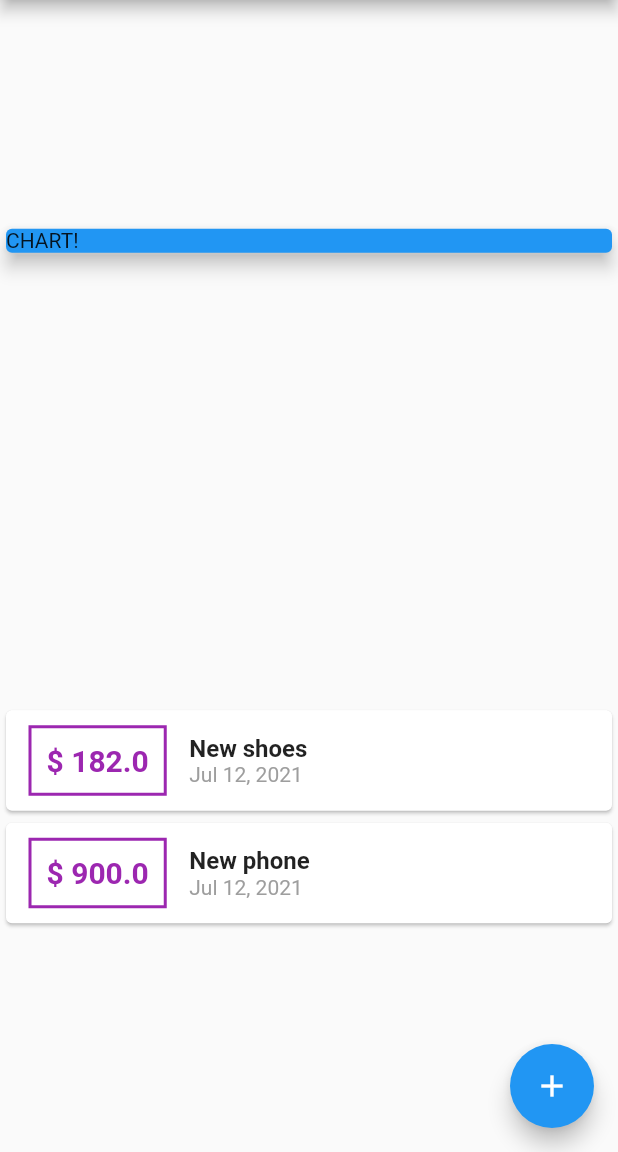
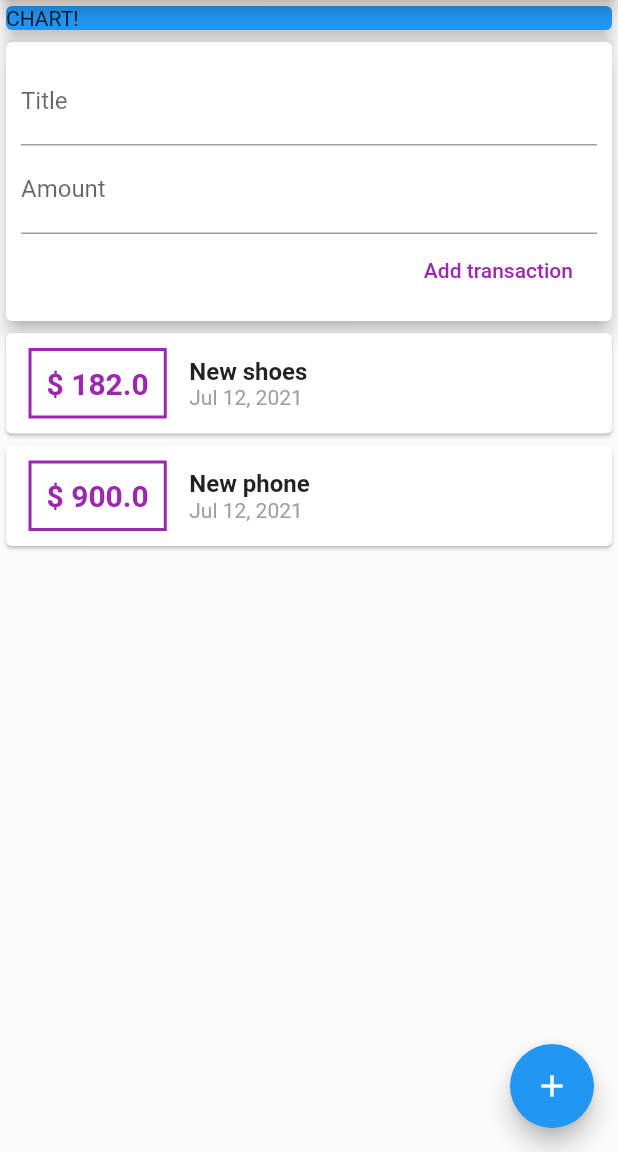
Before and after one commit to santiagobonessi/personal_expenses, a Flutter app: the screen it shows after launch, on a phone screen of 412 x 824 dp, the part 84-1236 px from its top. Run offline on Flutter 3.47's test engine with Material 2 defaults, Android fonts, the phone set to English and light mode, and no system bars.

Commit message:
Add TextField to add new transactions

```diff
--- a/lib/main.dart
+++ b/lib/main.dart
@@ -22,10 +22,8 @@ class MyApp extends StatelessWidget {
 
 class MyHomePage extends StatelessWidget {
   final List<Transaction> transactions = [
-    Transaction(
-        id: 'T1', title: 'New shoes', amount: 182.00, date: DateTime.now()),
-    Transaction(
-        id: 'T2', title: 'New phone', amount: 900.00, date: DateTime.now()),
+    Transaction(id: 'T1', title: 'New shoes', amount: 182.00, date: DateTime.now()),
+    Transaction(id: 'T2', title: 'New phone', amount: 900.00, date: DateTime.now()),
   ];
 
   @override
@@ -35,7 +33,6 @@ class MyHomePage extends StatelessWidget {
         title: Text('Personal Expenses'),
       ),
       body: Column(
-        mainAxisAlignment: MainAxisAlignment.spaceAround,
         crossAxisAlignment: CrossAxisAlignment.stretch,
         children: <Widget>[
           Container(
@@ -44,6 +41,28 @@ class MyHomePage extends StatelessWidget {
               color: Colors.blue,
               child: Text('CHART!'),
               elevation: 5,
+            ),
+          ),
+          Card(
+            elevation: 5,
+            child: Container(
+              padding: EdgeInsets.all(10),
+              child: Column(
+                crossAxisAlignment: CrossAxisAlignment.end,
+                children: <Widget>[
+                  TextField(
+                    decoration: InputDecoration(labelText: 'Title'),
+                  ),
+                  TextField(
+                    decoration: InputDecoration(labelText: 'Amount'),
+                  ),
+                  FlatButton(
+                    onPressed: () => null,
+                    child: Text('Add transaction'),
+                    textColor: Colors.purple,
+                  ),
+                ],
+              ),
             ),
           ),
           Column(
--- a/pubspec.yaml
+++ b/pubspec.yaml
@@ -28,6 +28,7 @@ dependencies:
   # The following adds the Cupertino Icons font to your application.
   # Use with the CupertinoIcons class for iOS style icons.
   cupertino_icons: ^1.0.2
+  intl: ^0.17.0
 
 dev_dependencies:
   flutter_test:
```
